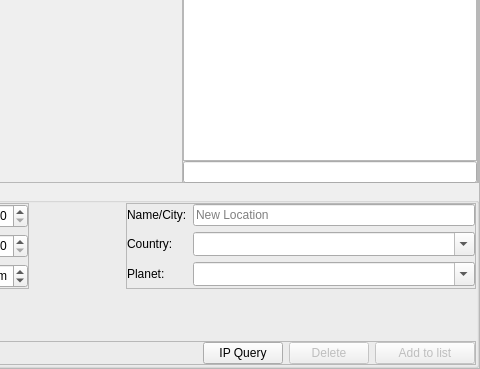
Old version of the form src/gui/locationDialogGui.ui in the repository 519984307/stellarium_src; both pictures show x 220 to 700 and y 83 to 452 of the 700 by 452 pixel window.
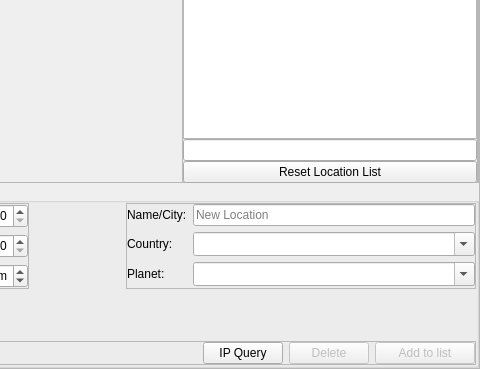
New version of the form. Icons and pictures are not drawn. Custom widgets are drawn as their Qt base class.

Commit message: Implementation of blueprint https://blueprints.launchpad.net/stellarium/+spec/enhanced-location-window search around clicked point on map, find sites within 3 degrees, show short list. A new reset button re-fills list with all locations. Currently, the auto-update of list while searching for (entering) site name does not work

```diff
--- a/src/gui/locationDialogGui.ui
+++ b/src/gui/locationDialogGui.ui
@@ -359,6 +359,16 @@
               </property>
              </widget>
             </item>
+            <item>
+             <widget class="QPushButton" name="resetListPushButton">
+              <property name="toolTip">
+               <string>Reset location list to show all known locations</string>
+              </property>
+              <property name="text">
+               <string>Reset Location List</string>
+              </property>
+             </widget>
+            </item>
            </layout>
           </widget>
          </item>
```
Left out of the diff: 3 changed lines with no effect on the pictures. The commit also changes 4 other files.
